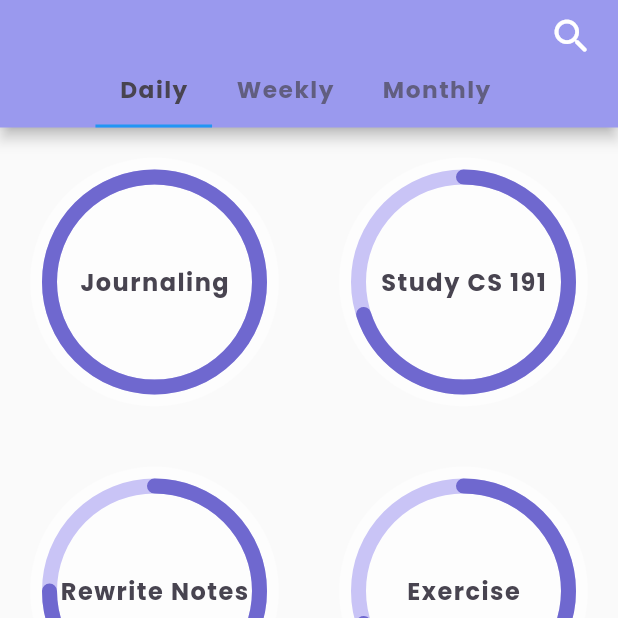
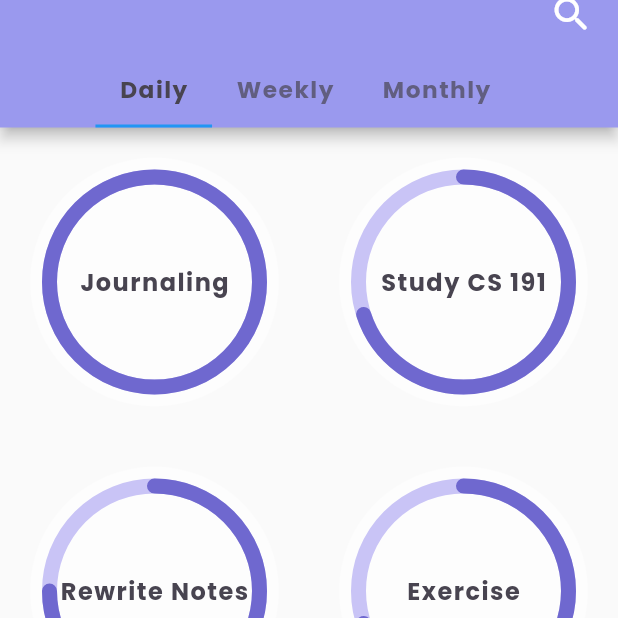
Before and after one commit to Habit-Tracker-192/Habit-Tracker, a Flutter app: the HomePage screen opened directly, on a phone screen of 412 x 824 dp, the top half of it. Run offline on Flutter 3.47's test engine with Material 2 defaults, Android fonts, the phone set to English and light mode, and no system bars; drawn by our look-alikes of percent_indicator; our stand-ins replace cloud_firestore, firebase_auth, firebase_core; accounts and stored records are empty.

Commit message:
Update home.dart

```diff
--- a/first_app/lib/screens/home.dart
+++ b/first_app/lib/screens/home.dart
@@ -19,7 +19,7 @@ class _HomePageState extends State<HomePage> {
               title: Container(
                 child: IconButton(
                   alignment: Alignment.topRight,
-                  padding: EdgeInsets.fromLTRB(350, 15, 0, 0),
+                  padding: EdgeInsets.fromLTRB(350, 0, 0, 0),
                   icon: Icon(Icons.search_rounded, size: 30.0),
 
                   onPressed: (){},
```
